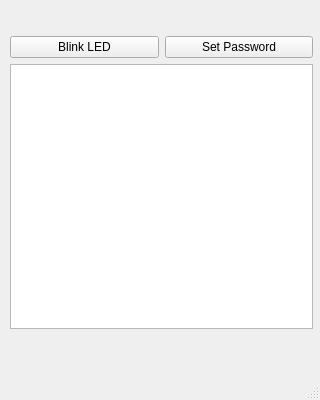
This is src/qt/ui/overview.ui in jonasschnelli/dbb-app as Qt 5 draws it before an edit. The edited form follows.
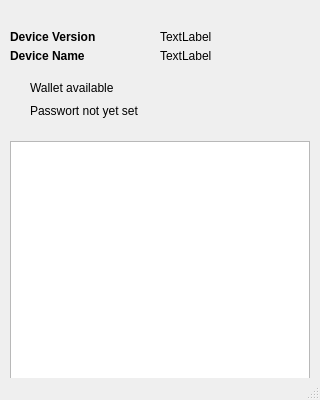
This is the edited form. Icons and pictures are not drawn.

Commit message: better version handling, advanced separation of screens, warning/okay icon

Diff of the .ui file:
```diff
--- a/src/qt/ui/overview.ui
+++ b/src/qt/ui/overview.ui
@@ -40,7 +40,7 @@
      <rect>
       <x>0</x>
       <y>0</y>
-      <width>321</width>
+      <width>320</width>
       <height>381</height>
      </rect>
     </property>
@@ -59,11 +59,14 @@
        <rect>
         <x>0</x>
         <y>-2</y>
-        <width>323</width>
-        <height>341</height>
+        <width>320</width>
+        <height>411</height>
        </rect>
       </property>
       <layout class="QVBoxLayout" name="verticalLayout">
+       <property name="spacing">
+        <number>0</number>
+       </property>
        <property name="leftMargin">
         <number>10</number>
        </property>
@@ -101,25 +104,174 @@
         </widget>
        </item>
        <item>
-        <layout class="QHBoxLayout" name="horizontalLayout">
+        <layout class="QHBoxLayout" name="horizontalLayout_3">
+         <property name="topMargin">
+          <number>0</number>
+         </property>
+         <property name="bottomMargin">
+          <number>5</number>
+         </property>
          <item>
-          <widget class="QPushButton" name="ledButton">
+          <widget class="QLabel" name="infoLabel_2">
+           <property name="font">
+            <font>
+             <weight>75</weight>
+             <bold>true</bold>
+            </font>
+           </property>
            <property name="text">
-            <string>Blink LED</string>
+            <string>Device Version</string>
            </property>
+           <property name="alignment">
+            <set>Qt::AlignLeading|Qt::AlignLeft|Qt::AlignVCenter</set>
+           </property>
           </widget>
          </item>
          <item>
-          <widget class="QPushButton" name="passwordButton">
+          <widget class="QLabel" name="versionLabel">
            <property name="text">
-            <string>Set Password</string>
+            <string>TextLabel</string>
            </property>
+           <property name="alignment">
+            <set>Qt::AlignLeading|Qt::AlignLeft|Qt::AlignVCenter</set>
+           </property>
           </widget>
          </item>
         </layout>
        </item>
        <item>
-        <widget class="QTextEdit" name="textEdit"/>
+        <layout class="QHBoxLayout" name="horizontalLayout_4">
+         <property name="topMargin">
+          <number>0</number>
+         </property>
+         <property name="bottomMargin">
+          <number>15</number>
+         </property>
+         <item>
+          <widget class="QLabel" name="infoLabel_3">
+           <property name="font">
+            <font>
+             <weight>75</weight>
+             <bold>true</bold>
+            </font>
+           </property>
+           <property name="text">
+            <string>Device Name</string>
+           </property>
+           <property name="alignment">
+            <set>Qt::AlignLeading|Qt::AlignLeft|Qt::AlignVCenter</set>
+           </property>
+          </widget>
+         </item>
+         <item>
+          <widget class="QLabel" name="nameLabel">
+           <property name="text">
+            <string>TextLabel</string>
+           </property>
+           <property name="alignment">
+            <set>Qt::AlignLeading|Qt::AlignLeft|Qt::AlignVCenter</set>
+           </property>
+          </widget>
+         </item>
+        </layout>
+       </item>
+       <item>
+        <layout class="QHBoxLayout" name="horizontalLayout_5">
+         <property name="topMargin">
+          <number>0</number>
+         </property>
+         <property name="bottomMargin">
+          <number>3</number>
+         </property>
+         <item>
+          <widget class="QPushButton" name="checkmark0">
+           <property name="minimumSize">
+            <size>
+             <width>20</width>
+             <height>20</height>
+            </size>
+           </property>
+           <property name="maximumSize">
+            <size>
+             <width>20</width>
+             <height>20</height>
+            </size>
+           </property>
+           <property name="text">
+            <string/>
+           </property>
+           <property name="icon">
+            <iconset>
+             <normaloff>:/icons/okay</normaloff>
+             <disabledoff>:/icons/okay</disabledoff>:/icons/okay</iconset>
+           </property>
+           <property name="flat">
+            <bool>true</bool>
+           </property>
+          </widget>
+         </item>
+         <item>
+          <widget class="QLabel" name="checkmark0Label">
+           <property name="text">
+            <string>Wallet available</string>
+           </property>
+          </widget>
+         </item>
+        </layout>
+       </item>
+       <item>
+        <layout class="QHBoxLayout" name="horizontalLayout_5">
+         <property name="topMargin">
+          <number>0</number>
+         </property>
+         <property name="bottomMargin">
+          <number>20</number>
+         </property>
+         <item>
+          <widget class="QPushButton" name="checkmark1">
+           <property name="minimumSize">
+            <size>
+             <width>20</width>
+             <height>20</height>
+            </size>
+           </property>
+           <property name="maximumSize">
+            <size>
+             <width>20</width>
+             <height>20</height>
+            </size>
+           </property>
+           <property name="text">
+            <string/>
+           </property>
+           <property name="icon">
+            <iconset>
+             <normaloff>:/icons/warning</normaloff>
+             <disabledoff>:/icons/warning</disabledoff>:/icons/warning</iconset>
+           </property>
+           <property name="flat">
+            <bool>true</bool>
+           </property>
+          </widget>
+         </item>
+         <item>
+          <widget class="QLabel" name="checkmark1Label">
+           <property name="text">
+            <string>Passwort not yet set</string>
+           </property>
+          </widget>
+         </item>
+        </layout>
+       </item>
+       <item>
+        <widget class="QTextEdit" name="textEdit">
+         <property name="sizePolicy">
+          <sizepolicy hsizetype="MinimumExpanding" vsizetype="MinimumExpanding">
+           <horstretch>0</horstretch>
+           <verstretch>0</verstretch>
+          </sizepolicy>
+         </property>
+        </widget>
        </item>
       </layout>
      </widget>
```
The commit also changes 5 other files.
